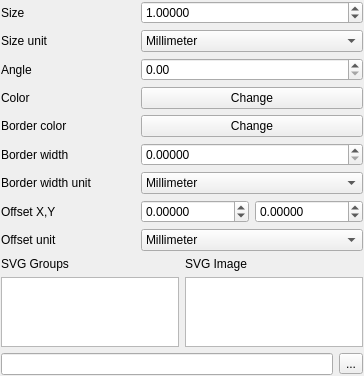
Qt form src/ui/symbollayer/widget_svgmarker.ui (carsmie/QGIS) before a commit.
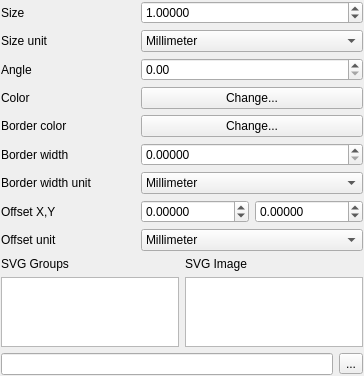
The same form after that commit. Custom widgets are drawn as their Qt base class.

The edit to the form file:
```diff
--- a/src/ui/symbollayer/widget_svgmarker.ui
+++ b/src/ui/symbollayer/widget_svgmarker.ui
@@ -56,7 +56,7 @@
      <item row="4" column="1">
       <widget class="QgsColorButtonV2" name="mChangeBorderColorButton">
        <property name="text">
-        <string>Change</string>
+        <string>Change...</string>
        </property>
       </widget>
      </item>
@@ -84,7 +84,7 @@
      <item row="3" column="1">
       <widget class="QgsColorButtonV2" name="mChangeColorButton">
        <property name="text">
-        <string>Change</string>
+        <string>Change...</string>
        </property>
       </widget>
      </item>
```
Left out of the diff: 6 changed lines with no effect on the pictures.
